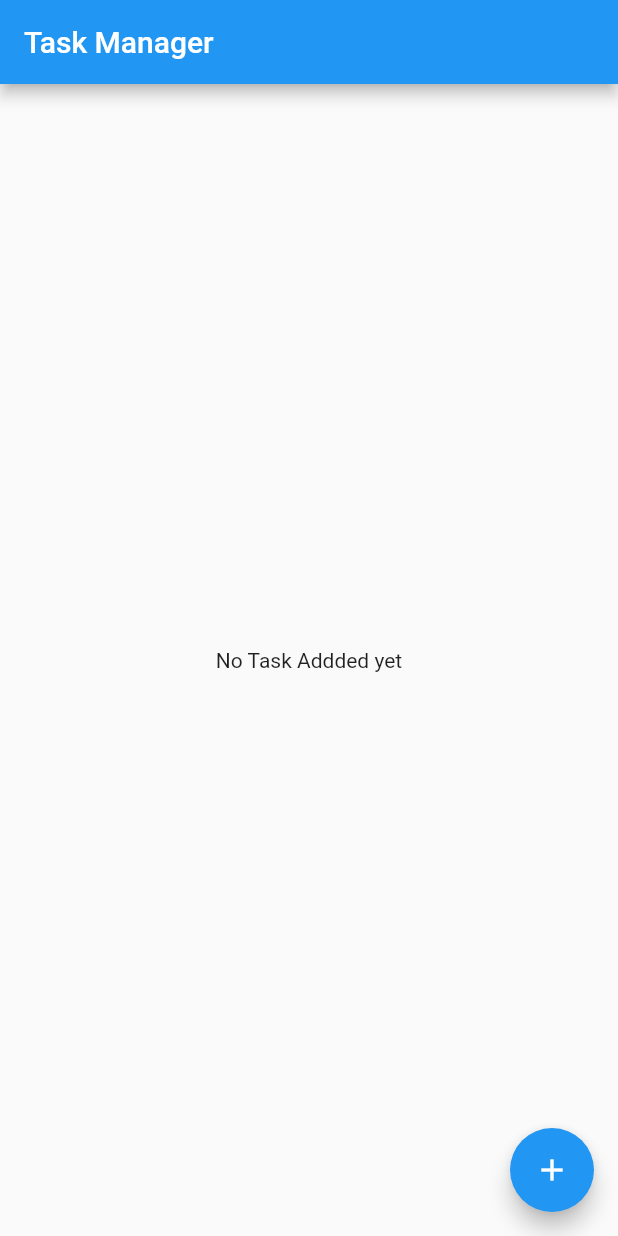
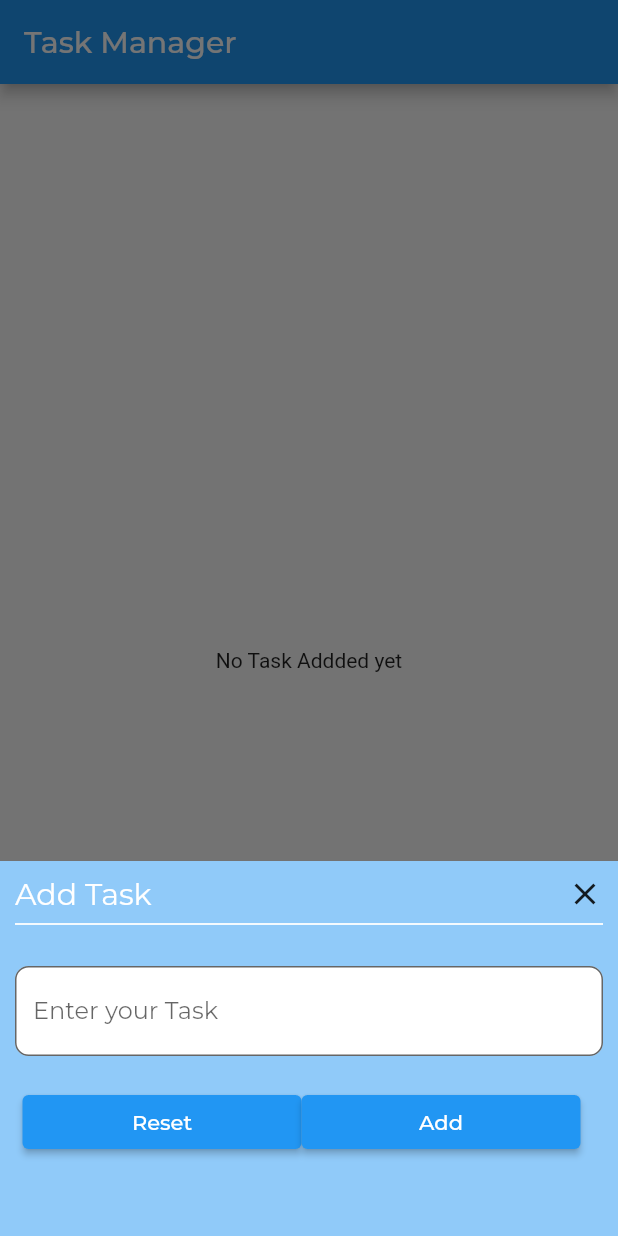
Before and after one commit to kishoreckd/TaskManager, a Flutter app: the screen it shows after launch, after a tap on the "add" icon, on a phone screen of 412 x 824 dp. Run offline on Flutter 3.47's test engine with Material 2 defaults, Android fonts, the phone set to English and light mode, and no system bars; our stand-ins replace google_fonts.

Commit message:
ShowModalBottomSHeet has been created when the button has been clicked and reset button functionality has been completed

```diff
--- a/lib/main.dart
+++ b/lib/main.dart
@@ -5,14 +5,16 @@ void main() {
   runApp(const MyApp());
 }
 
-class MyApp extends StatelessWidget {
+class MyApp extends StatefulWidget {
   const MyApp({super.key});
 
-  // This widget is the root of your application.
+  @override
+  State<MyApp> createState() => _MyAppState();
+}
+
+class _MyAppState extends State<MyApp> {
   @override
   Widget build(BuildContext context) {
-    return MaterialApp(
-      home:MyHome()
-    );
+    return const MaterialApp(home: MyHome());
   }
 }
--- a/lib/screens/homescreen.dart
+++ b/lib/screens/homescreen.dart
@@ -1,25 +1,145 @@
+// ignore_for_file: avoid_print
+
 import 'package:flutter/material.dart';
+import 'package:google_fonts/google_fonts.dart';
+
+// class HomeScreen extends StatelessWidget {
+//   static const routeName = '/Home';
+
+//   @override
+//   Widget build(BuildContext context) {
+//     return Scaffold(
+//       appBar: AppBar(
+//         title: Text(
+//           'Task Manager',
+//           style: GoogleFonts.montserrat(),
+//         ),
+//       ),
+//       body: const Center(
+//         child: Text("No Task Addded yet"),
+//       ),
+//       floatingActionButton: FloatingActionButton(
+//         backgroundColor: Colors.blue,
+//         onPressed: () => showBottomSheet(
+//             context: context,
+//             builder: (BuildContext context) => Container(
+//                   color: Colors.blue,
+//                   child: Column(
+//                     children: [
+//                       Text(
+//                         'Add Task',
+//                         style: GoogleFonts.montserrat(
+//                             color: Colors.white, fontSize: 20.0),
+//                       )
+//                     ],
+//                   ),
+//                 )),
+//         child: Icon(Icons.add),
+//       ),
+//     );
+//   }
+// }
 
 class MyHome extends StatefulWidget {
   const MyHome({super.key});
-
   @override
   State<MyHome> createState() => _MyHomeState();
 }
 
 class _MyHomeState extends State<MyHome> {
   static const routeName = '/Home';
+  // var scaffoldkey = GlobalKey<ScaffoldState>();
+
   @override
   Widget build(BuildContext context) {
     return Scaffold(
       appBar: AppBar(
-        title: Text('Task Manager'),
+        title: Text(
+          'Task Manager',
+          style: GoogleFonts.montserrat(),
+        ),
       ),
-      body: Center(
+      body: const Center(
         child: Text("No Task Addded yet"),
       ),
       floatingActionButton: FloatingActionButton(
-        onPressed: () {},
+        backgroundColor: Colors.blue,
+        onPressed: () => {
+          print("pressed"),
+          showModalBottomSheet(
+              context: context,
+              builder: (BuildContext context) => Container(
+                    padding: EdgeInsets.all(10.0),
+                    height: 250,
+                    color: Colors.blue[200],
+                    child: Column(
+                      children: [
+                        Row(
+                          mainAxisAlignment: MainAxisAlignment.spaceBetween,
+                          children: [
+                            Text(
+                              'Add Task',
+                              style: GoogleFonts.montserrat(
+                                  color: Colors.white, fontSize: 20.0),
+                            ),
+                            GestureDetector(
+                              onTap: () => Navigator.of(context).pop(),
+                              child: Icon(Icons.close),
+                            )
+                          ],
+                        ),
+                        Divider(
+                          thickness: 1.2,
+                          color: Colors.white,
+                        ),
+                        SizedBox(
+                          height: 20.0,
+                        ),
+                        TextField(
+                          decoration: InputDecoration(
+                              border: OutlineInputBorder(
+                                  borderRadius: BorderRadius.circular(9.0)),
+                              hintText: 'Enter your Task',
+                              fillColor: Colors.white,
+                              filled: true,
+                              hintStyle: GoogleFonts.montserrat()),
+                        ),
+                        SizedBox(
+                          height: 20.0,
+                        ),
+                        Container(
+                          padding: EdgeInsets.symmetric(horizontal: 5.0),
+                          width: MediaQuery.of(context).size.width,
+                          child: Row(
+                            children: [
+                              SizedBox(
+                                width: (MediaQuery.of(context).size.width / 2) -
+                                    20,
+                                child: ElevatedButton(
+                                    onPressed: () {},
+                                    child: Text(
+                                      'Reset',
+                                      style: GoogleFonts.montserrat(
+                                          color: Colors.white),
+                                    )),
+                              ),
+                              SizedBox(
+                                width: (MediaQuery.of(context).size.width / 2) -
+                                    20,
+                                child: ElevatedButton(
+                                    onPressed: () {},
+                                    child: Text(
+                                      'Add',
+                                      style: GoogleFonts.montserrat(),
+                                    )),
+                              )
+                            ],
+                          ),
+                        )
+                      ],
+                    ),
+                  ))
+        },
         child: Icon(Icons.add),
       ),
     );
--- a/pubspec.yaml
+++ b/pubspec.yaml
@@ -35,6 +35,7 @@ dependencies:
   # The following adds the Cupertino Icons font to your application.
   # Use with the CupertinoIcons class for iOS style icons.
   cupertino_icons: ^1.0.2
+  google_fonts: ^6.1.0
 
 dev_dependencies:
   flutter_test:
```
Also changed, not shown: pubspec.lock, 7 other files.
